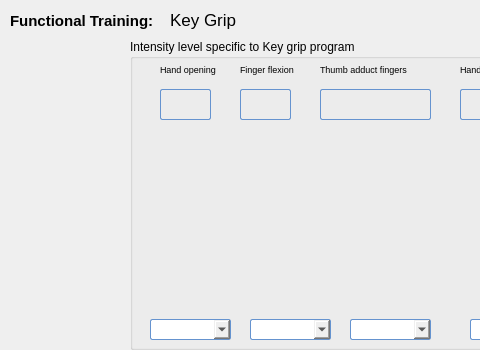
Before: the Qt Designer form POML060_v1/programkeygripv2.ui in viniltc/POML060, drawn with Qt 5; both pictures show x 0 to 480 and y 0 to 350 of the 630 by 576 pixel window.
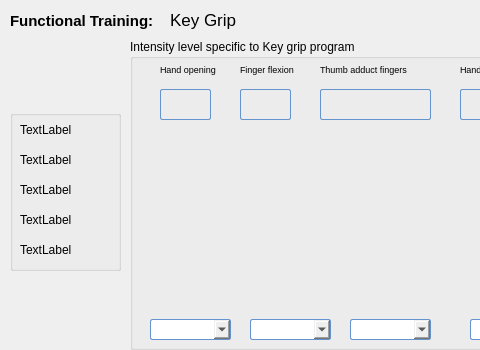
After: the same form once the commit is applied. Icons and pictures are not drawn.

```diff
--- a/POML060_v1/programkeygripv2.ui
+++ b/POML060_v1/programkeygripv2.ui
@@ -1189,6 +1189,84 @@
      <string/>
     </property>
    </widget>
+   <widget class="QLabel" name="label_currOne">
+    <property name="geometry">
+     <rect>
+      <x>20</x>
+      <y>120</y>
+      <width>101</width>
+      <height>20</height>
+     </rect>
+    </property>
+    <property name="text">
+     <string>TextLabel</string>
+    </property>
+   </widget>
+   <widget class="QLabel" name="label_currTwo">
+    <property name="geometry">
+     <rect>
+      <x>20</x>
+      <y>150</y>
+      <width>101</width>
+      <height>20</height>
+     </rect>
+    </property>
+    <property name="text">
+     <string>TextLabel</string>
+    </property>
+   </widget>
+   <widget class="QLabel" name="label_currThree">
+    <property name="geometry">
+     <rect>
+      <x>20</x>
+      <y>180</y>
+      <width>101</width>
+      <height>20</height>
+     </rect>
+    </property>
+    <property name="text">
+     <string>TextLabel</string>
+    </property>
+   </widget>
+   <widget class="QLabel" name="label_currFour">
+    <property name="geometry">
+     <rect>
+      <x>20</x>
+      <y>210</y>
+      <width>101</width>
+      <height>20</height>
+     </rect>
+    </property>
+    <property name="text">
+     <string>TextLabel</string>
+    </property>
+   </widget>
+   <widget class="QLabel" name="label_currFive">
+    <property name="geometry">
+     <rect>
+      <x>20</x>
+      <y>240</y>
+      <width>101</width>
+      <height>20</height>
+     </rect>
+    </property>
+    <property name="text">
+     <string>TextLabel</string>
+    </property>
+   </widget>
+   <widget class="QGroupBox" name="groupBox_2">
+    <property name="geometry">
+     <rect>
+      <x>10</x>
+      <y>110</y>
+      <width>111</width>
+      <height>161</height>
+     </rect>
+    </property>
+    <property name="title">
+     <string/>
+    </property>
+   </widget>
   </widget>
   <widget class="QMenuBar" name="menubar">
    <property name="geometry">
```
